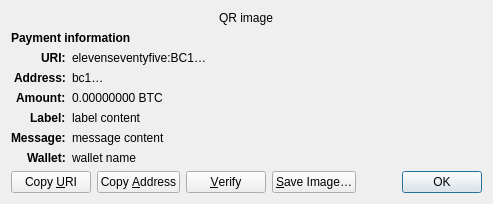
First picture: the form in src/qt/forms/receiverequestdialog.ui, repository 1175Dev/1175, before the edit.
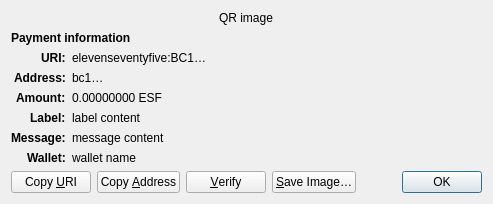
Second picture: the form after the edit. Custom widgets are drawn as their Qt base class.

Diff of the .ui file:
```diff
--- a/src/qt/forms/receiverequestdialog.ui
+++ b/src/qt/forms/receiverequestdialog.ui
@@ -126,7 +126,7 @@
    <item row="4" column="1" alignment="Qt::AlignTop">
     <widget class="QLabel" name="amount_content">
      <property name="text">
-      <string notr="true">0.00000000 BTC</string>
+      <string notr="true">0.00000000 ESF</string>
      </property>
      <property name="textFormat">
       <enum>Qt::PlainText</enum>
```
